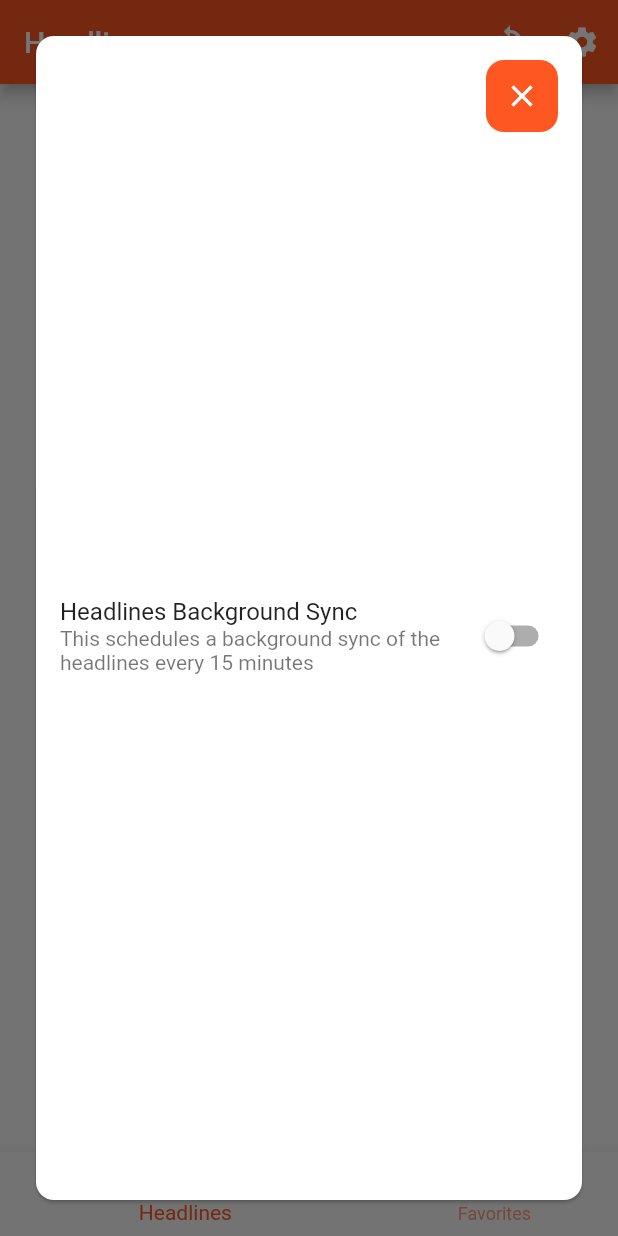
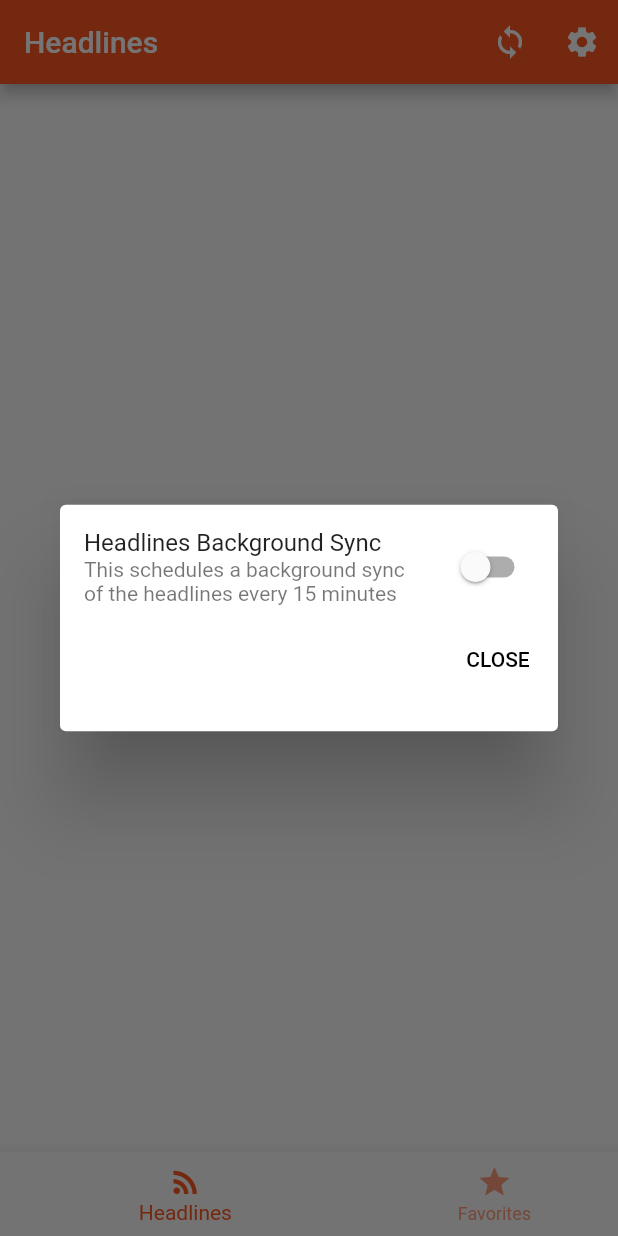
Before and after one commit to nate-eisner/headlines_reader, a Flutter app: the screen it shows after launch, after a tap on the "settings" icon, on a phone screen of 412 x 824 dp. Run offline on Flutter 3.47's test engine with Material 2 defaults, Android fonts, the phone set to English and light mode, and no system bars; our stand-ins replace bloc, cached_network_image, dio, equatable, flutter_bloc, flutter_cache_manager and 2 more; accounts and stored records are empty; generated files the repository leaves out were written again; network calls fail.

Commit message:
clean up and test preferences bloc

```diff
--- a/lib/src/bloc/news/news_bloc.dart
+++ b/lib/src/bloc/news/news_bloc.dart
@@ -22,7 +22,7 @@ class NewsBloc extends Bloc<NewsEvent, NewsState> {
         yield NewsLoadingState();
         try {
           var news = await _newsService.getCachedHeadlines();
-          yield HasNewsState(news);
+          if (news.isNotEmpty) yield HasNewsState(news);
           news = await _newsService.getHeadlines();
           yield HasNewsState(news);
         } catch (e) {
--- a/lib/src/bloc/preferences/preferences_bloc.dart
+++ b/lib/src/bloc/preferences/preferences_bloc.dart
@@ -19,7 +19,6 @@ class PreferencesBloc extends Bloc<PreferencesEvent, PreferencesState> {
   Stream<PreferencesState> mapEventToState(
     PreferencesEvent event,
   ) async* {
-    print(event.runtimeType);
     if (event is GetSyncSetting) {
       var sharedPreferences = await _sharedPreferences;
       bool isOn = sharedPreferences.getBool(syncKey) ?? false;
--- a/lib/src/ui/news_home.dart
+++ b/lib/src/ui/news_home.dart
@@ -63,7 +63,10 @@ class _NewsHomeState extends State<NewsHome>
                 icon: Icon(Icons.settings),
                 onPressed: () {
                   showDialog(
-                      context: context, builder: (_) => PreferencesPage());
+                      context: context,
+                      builder: (_) => SimpleDialog(
+                            children: <Widget>[Preferences()],
+                          ));
                 },
               ),
             ),
--- a/lib/src/ui/preferences.dart
+++ b/lib/src/ui/preferences.dart
@@ -2,12 +2,12 @@ import 'package:flutter/material.dart';
 import 'package:flutter_bloc/flutter_bloc.dart';
 import 'package:news_reader/src/bloc/preferences/bloc.dart';
 
-class PreferencesPage extends StatefulWidget {
+class Preferences extends StatefulWidget {
   @override
-  _PreferencesPageState createState() => _PreferencesPageState();
+  _PreferencesState createState() => _PreferencesState();
 }
 
-class _PreferencesPageState extends State<PreferencesPage> {
+class _PreferencesState extends State<Preferences> {
   PreferencesBloc _preferencesBloc;
 
   @override
@@ -20,18 +20,12 @@ class _PreferencesPageState extends State<PreferencesPage> {
 
   @override
   Widget build(BuildContext context) {
-    return Card(
-      margin: EdgeInsets.all(24),
-      shape: RoundedRectangleBorder(
-          borderRadius: BorderRadius.all(Radius.circular(12))),
-      child: Stack(fit: StackFit.expand, children: <Widget>[
-        Center(
+    return Container(
+      width: 300,
+      child: Center(
         child: Column(
           mainAxisSize: MainAxisSize.min,
           children: <Widget>[
-              Container(
-                height: 24,
-              ),
             ListTile(
               title: Text('Headlines Background Sync'),
               subtitle: Text(
@@ -52,30 +46,18 @@ class _PreferencesPageState extends State<PreferencesPage> {
                   );
                 },
               ),
-              )
+            ),
+            ButtonBar(
+              children: <Widget>[
+                FlatButton(
+                  child: const Text('CLOSE'),
+                  onPressed: () => Navigator.of(context).pop(),
+                ),
+              ],
+            ),
           ],
         ),
       ),
-        Positioned(
-          right: 0,
-          child: Container(
-            margin: EdgeInsets.all(16),
-            decoration: BoxDecoration(
-              borderRadius: BorderRadius.all(
-                Radius.circular(12),
-              ),
-              color: Theme.of(context).accentColor,
-            ),
-            child: IconButton(
-              color: Colors.white,
-              icon: Icon(Icons.close),
-              onPressed: () {
-                Navigator.of(context).pop();
-              },
-            ),
-          ),
-        )
-      ]),
     );
   }
 }
```
Also changed, not shown: 12 other files. Lines whose indentation alone changed are shown as unchanged.
